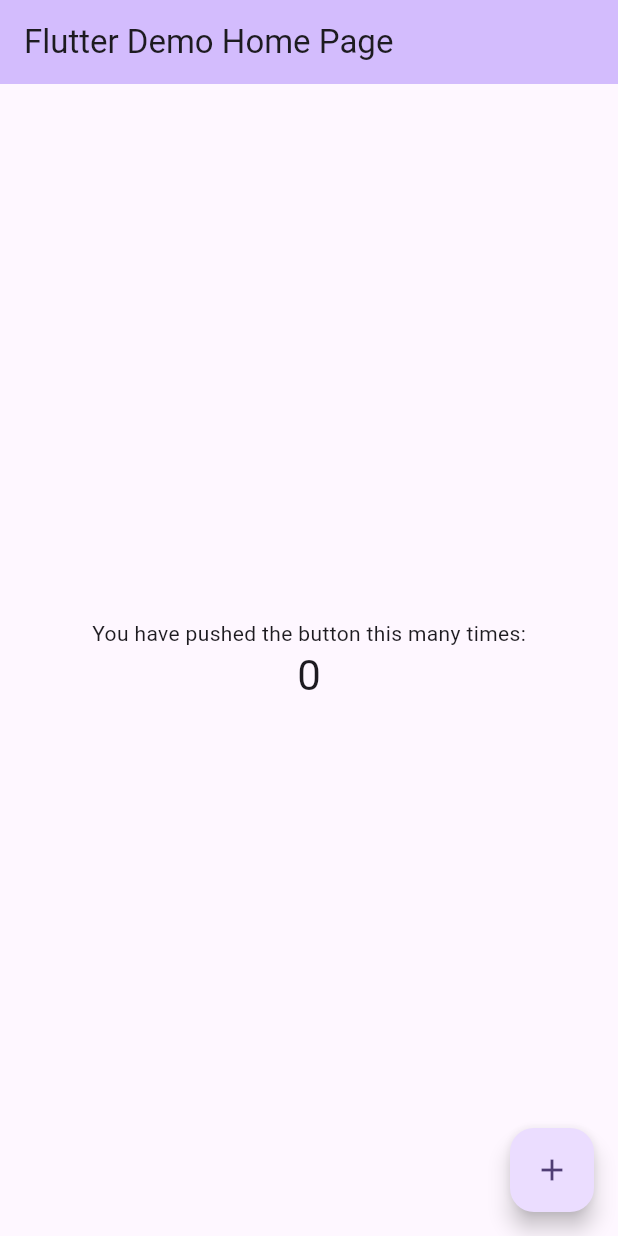
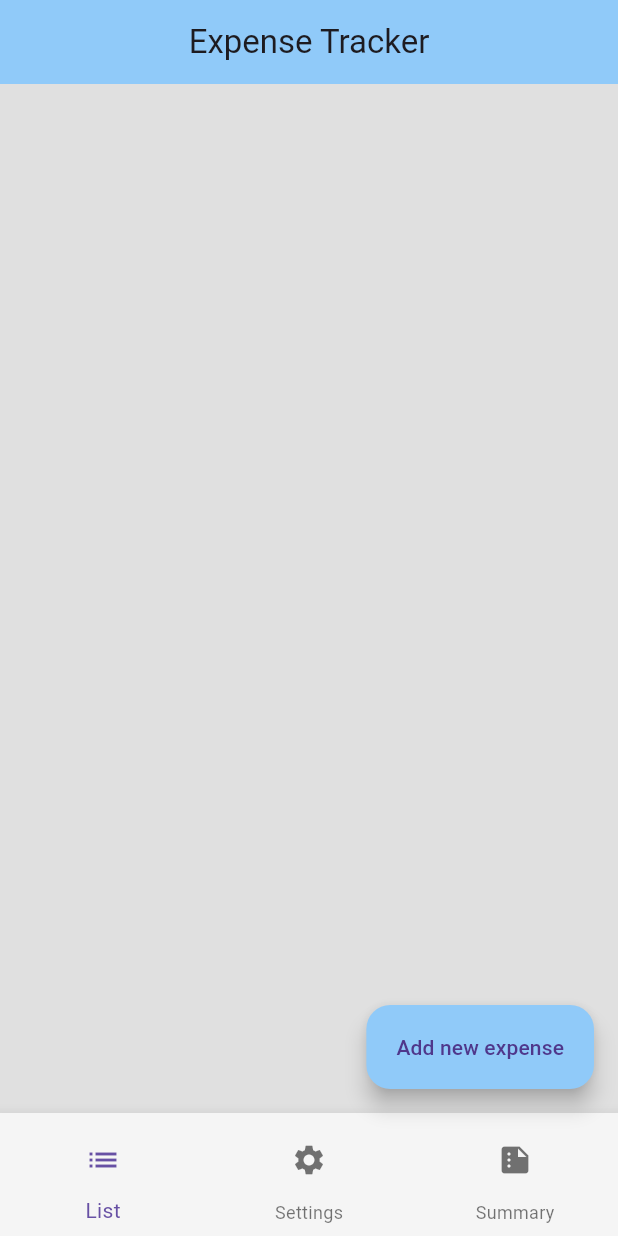
Before and after one commit to Majok-Bol/expense_tracker, a Flutter app: the screen it shows after launch, on a phone screen of 412 x 824 dp. Run offline on Flutter 3.47's test engine with Material 3 defaults, Android fonts, the phone set to English and light mode, and no system bars; our stand-ins replace bloc.

```diff
--- /dev/null
+++ b/lib/features/home/bloc/home_bloc.dart
@@ -0,0 +1,13 @@
+import 'package:bloc/bloc.dart';
+import 'package:meta/meta.dart';
+
+part 'home_event.dart';
+part 'home_state.dart';
+
+class HomeBloc extends Bloc<HomeEvent, HomeState> {
+  HomeBloc() : super(HomeInitial()) {
+    on<HomeEvent>((event, emit) {
+      // TODO: implement event handler
+    });
+  }
+}
--- /dev/null
+++ b/lib/features/home/bloc/home_event.dart
@@ -0,0 +1,4 @@
+part of 'home_bloc.dart';
+
+@immutable
+sealed class HomeEvent {}
--- /dev/null
+++ b/lib/features/home/bloc/home_state.dart
@@ -0,0 +1,6 @@
+part of 'home_bloc.dart';
+
+@immutable
+sealed class HomeState {}
+
+final class HomeInitial extends HomeState {}
--- /dev/null
+++ b/lib/features/home/ui/home_page.dart
@@ -0,0 +1,51 @@
+import 'package:flutter/material.dart';
+
+class HomePage extends StatelessWidget {
+  const HomePage({super.key});
+
+  @override
+  Widget build(BuildContext context) {
+    return Scaffold(
+      backgroundColor: Colors.grey.shade300,
+      appBar: AppBar(
+        title: Text('Expense Tracker'),
+        centerTitle: true,
+        backgroundColor: Colors.blue.shade200,
+      ),
+      floatingActionButton: FloatingActionButton.extended(
+        backgroundColor: Colors.blue.shade200,
+        onPressed: () {},
+        label: Text('Add new expense'),
+      ),
+      bottomNavigationBar: BottomNavigationBar(
+        backgroundColor: Colors.grey.shade100,
+        items: [
+          BottomNavigationBarItem(
+            label: 'List',
+            icon: IconButton(
+              tooltip: 'List',
+              onPressed: () {},
+              icon: Icon(Icons.list),
+            ),
+          ),
+          BottomNavigationBarItem(
+            label: 'Settings',
+            icon: IconButton(
+              tooltip: 'Settings',
+              onPressed: () {},
+              icon: Icon(Icons.settings),
+            ),
+          ),
+          BottomNavigationBarItem(
+            label: 'Summary',
+            icon: IconButton(
+              tooltip: 'Summary',
+              onPressed: () {},
+              icon: Icon(Icons.summarize),
+            ),
+          ),
+        ],
+      ),
+    );
+  }
+}
--- a/lib/main.dart
+++ b/lib/main.dart
@@ -1,122 +1,13 @@
+import 'package:expense_tracker/features/home/ui/home_page.dart';
 import 'package:flutter/material.dart';
 
 void main() {
-  runApp(const MyApp());
+  runApp(MyApp());
 }
 
 class MyApp extends StatelessWidget {
-  const MyApp({super.key});
-
-  // This widget is the root of your application.
   @override
-  Widget build(BuildContext context) {
-    return MaterialApp(
-      title: 'Flutter Demo',
-      theme: ThemeData(
-        // This is the theme of your application.
-        //
-        // TRY THIS: Try running your application with "flutter run". You'll see
-        // the application has a purple toolbar. Then, without quitting the app,
-        // try changing the seedColor in the colorScheme below to Colors.green
-        // and then invoke "hot reload" (save your changes or press the "hot
-        // reload" button in a Flutter-supported IDE, or press "r" if you used
-        // the command line to start the app).
-        //
-        // Notice that the counter didn't reset back to zero; the application
-        // state is not lost during the reload. To reset the state, use hot
-        // restart instead.
-        //
-        // This works for code too, not just values: Most code changes can be
-        // tested with just a hot reload.
-        colorScheme: ColorScheme.fromSeed(seedColor: Colors.deepPurple),
-      ),
-      home: const MyHomePage(title: 'Flutter Demo Home Page'),
-    );
+  Widget build(Object context) {
+    return MaterialApp(debugShowCheckedModeBanner: false, home: HomePage());
   }
 }
-
-class MyHomePage extends StatefulWidget {
-  const MyHomePage({super.key, required this.title});
-
-  // This widget is the home page of your application. It is stateful, meaning
-  // that it has a State object (defined below) that contains fields that affect
-  // how it looks.
-
-  // This class is the configuration for the state. It holds the values (in this
-  // case the title) provided by the parent (in this case the App widget) and
-  // used by the build method of the State. Fields in a Widget subclass are
-  // always marked "final".
-
-  final String title;
-
-  @override
-  State<MyHomePage> createState() => _MyHomePageState();
-}
-
-class _MyHomePageState extends State<MyHomePage> {
-  int _counter = 0;
-
-  void _incrementCounter() {
-    setState(() {
-      // This call to setState tells the Flutter framework that something has
-      // changed in this State, which causes it to rerun the build method below
-      // so that the display can reflect the updated values. If we changed
-      // _counter without calling setState(), then the build method would not be
-      // called again, and so nothing would appear to happen.
-      _counter++;
-    });
-  }
-
-  @override
-  Widget build(BuildContext context) {
-    // This method is rerun every time setState is called, for instance as done
-    // by the _incrementCounter method above.
-    //
-    // The Flutter framework has been optimized to make rerunning build methods
-    // fast, so that you can just rebuild anything that needs updating rather
-    // than having to individually change instances of widgets.
-    return Scaffold(
-      appBar: AppBar(
-        // TRY THIS: Try changing the color here to a specific color (to
-        // Colors.amber, perhaps?) and trigger a hot reload to see the AppBar
-        // change color while the other colors stay the same.
-        backgroundColor: Theme.of(context).colorScheme.inversePrimary,
-        // Here we take the value from the MyHomePage object that was created by
-        // the App.build method, and use it to set our appbar title.
-        title: Text(widget.title),
-      ),
-      body: Center(
-        // Center is a layout widget. It takes a single child and positions it
-        // in the middle of the parent.
-        child: Column(
-          // Column is also a layout widget. It takes a list of children and
-          // arranges them vertically. By default, it sizes itself to fit its
-          // children horizontally, and tries to be as tall as its parent.
-          //
-          // Column has various properties to control how it sizes itself and
-          // how it positions its children. Here we use mainAxisAlignment to
-          // center the children vertically; the main axis here is the vertical
-          // axis because Columns are vertical (the cross axis would be
-          // horizontal).
-          //
-          // TRY THIS: Invoke "debug painting" (choose the "Toggle Debug Paint"
-          // action in the IDE, or press "p" in the console), to see the
-          // wireframe for each widget.
-          mainAxisAlignment: MainAxisAlignment.center,
-          children: <Widget>[
-            const Text('You have pushed the button this many times:'),
-            Text(
-              '$_counter',
-              style: Theme.of(context).textTheme.headlineMedium,
-            ),
-          ],
-        ),
-      ),
-      floatingActionButton: FloatingActionButton(
-        onPressed: _incrementCounter,
-        tooltip: 'Increment',
-        child: const Icon(Icons.add),
-      ), // This trailing comma makes auto-formatting nicer for build methods.
-    );
-  }
-}
--- a/pubspec.yaml
+++ b/pubspec.yaml
@@ -30,6 +30,8 @@ environment:
 dependencies:
   flutter:
     sdk: flutter
+  bloc:
+  flutter_bloc:
 
   # The following adds the Cupertino Icons font to your application.
   # Use with the CupertinoIcons class for iOS style icons.
```
Also changed, not shown: lib/features/buttons/bottom_navbar.dart (added), pubspec.lock.
